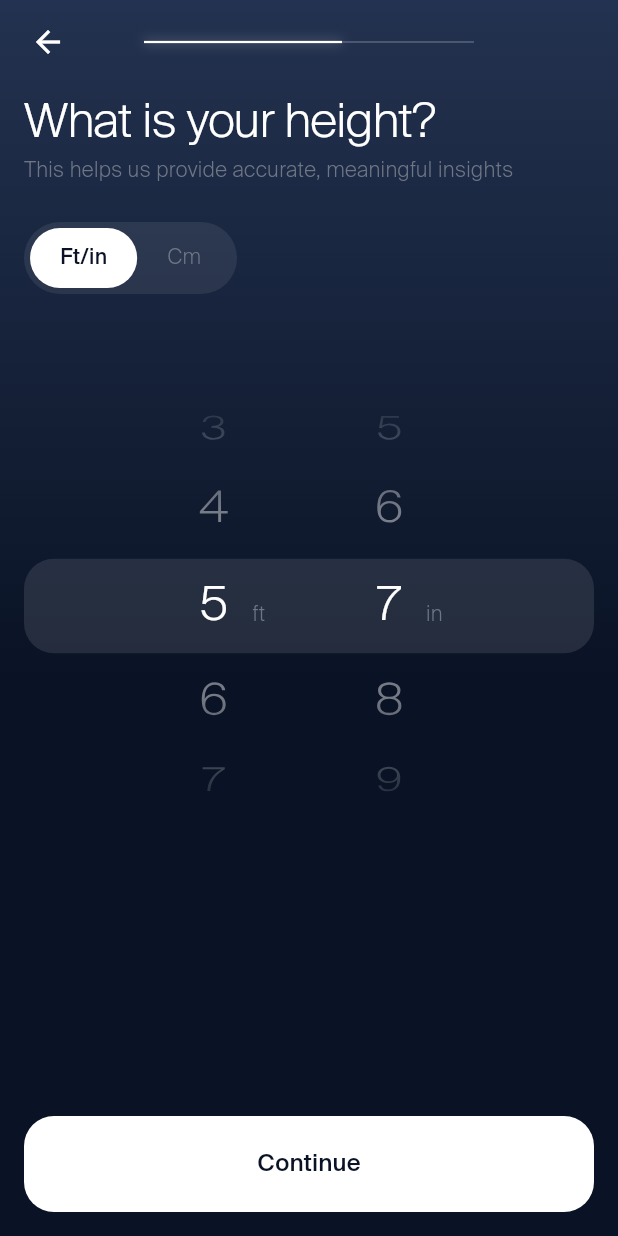
After one commit to inesachour/senbiosys_test, a Flutter app: the _HeightView screen opened directly, on a phone screen of 412 x 824 dp. The commit adds this screen. Run offline on Flutter 3.47's test engine with Material 3 defaults, Android fonts, the phone set to English and light mode, and no system bars.

Commit message:
Add height screen with unit toggle and picker wheels

```diff
--- a/lib/core/theme/app_colors.dart
+++ b/lib/core/theme/app_colors.dart
@@ -14,6 +14,9 @@ class AppColors {
   static const Color success = Color(0xFF5FAE8E);
   static const Color requirementText = Color(0xCCFFFFFF);
 
+  static const Color pickerHighlight = Color(0x1AFFFFFF);
+  static const Color progressTrack = Color(0x40FFFFFF);
+
   static const LinearGradient screenGradient = LinearGradient(
     begin: Alignment.topCenter,
     end: Alignment.bottomCenter,
--- a/lib/core/theme/app_text_styles.dart
+++ b/lib/core/theme/app_text_styles.dart
@@ -91,4 +91,39 @@ class AppTextStyles {
     height: 1.33,
     color: AppColors.secondaryText,
   );
+
+  static const TextStyle pickerSelected = TextStyle(
+    fontFamily: AppFonts.suisse,
+    fontSize: 32,
+    fontWeight: FontWeight.w300,
+    color: AppColors.white,
+  );
+
+  static const TextStyle pickerItem = TextStyle(
+    fontFamily: AppFonts.suisse,
+    fontSize: 32,
+    fontWeight: FontWeight.w300,
+    color: AppColors.requirementText,
+  );
+
+  static const TextStyle pickerUnit = TextStyle(
+    fontFamily: AppFonts.suisse,
+    fontSize: 14,
+    fontWeight: FontWeight.w300,
+    color: AppColors.secondaryText,
+  );
+
+  static const TextStyle segmentSelected = TextStyle(
+    fontFamily: AppFonts.suisse,
+    fontSize: 14,
+    fontWeight: FontWeight.w500,
+    color: AppColors.bgPrimary,
+  );
+
+  static const TextStyle segmentIdle = TextStyle(
+    fontFamily: AppFonts.suisse,
+    fontSize: 14,
+    fontWeight: FontWeight.w300,
+    color: AppColors.secondaryText,
+  );
 }
--- /dev/null
+++ b/lib/features/register/providers/height_provider.dart
@@ -0,0 +1,58 @@
+import 'package:flutter/foundation.dart';
+
+enum HeightUnit { feetInches, centimeters }
+
+class HeightProvider extends ChangeNotifier {
+  static const int minFeet = 2;
+  static const int maxFeet = 8;
+  static const int minCm = 100;
+  static const int maxCm = 250;
+
+  static final List<int> feetValues = List.generate(
+    maxFeet - minFeet + 1,
+    (i) => minFeet + i,
+  );
+  static final List<int> inchValues = List.generate(12, (i) => i);
+  static final List<int> cmValues = List.generate(
+    maxCm - minCm + 1,
+    (i) => minCm + i,
+  );
+
+  HeightUnit _unit = HeightUnit.feetInches;
+  int _feet = 5;
+  int _inches = 7;
+  int _cm = 170;
+
+  HeightUnit get unit => _unit;
+  int get feet => _feet;
+  int get inches => _inches;
+  int get cm => _cm;
+
+  void setUnit(HeightUnit unit) {
+    if (unit == _unit) return;
+    if (unit == HeightUnit.centimeters) {
+      _cm = ((_feet * 12 + _inches) * 2.54).round().clamp(minCm, maxCm);
+    } else {
+      final totalInches = (_cm / 2.54).round();
+      _feet = (totalInches ~/ 12).clamp(minFeet, maxFeet);
+      _inches = totalInches % 12;
+    }
+    _unit = unit;
+    notifyListeners();
+  }
+
+  void setFeet(int value) {
+    _feet = value;
+    notifyListeners();
+  }
+
+  void setInches(int value) {
+    _inches = value;
+    notifyListeners();
+  }
+
+  void setCm(int value) {
+    _cm = value;
+    notifyListeners();
+  }
+}
--- a/lib/features/register/screens/birth_date_screen.dart
+++ b/lib/features/register/screens/birth_date_screen.dart
@@ -4,6 +4,7 @@ import 'package:provider/provider.dart';
 import 'package:senbiosys_test/core/theme/app_colors.dart';
 import 'package:senbiosys_test/core/theme/app_text_styles.dart';
 import 'package:senbiosys_test/features/register/providers/register_provider.dart';
+import 'package:senbiosys_test/features/register/screens/height_screen.dart';
 import 'package:senbiosys_test/shared/widgets/app_button.dart';
 import 'package:senbiosys_test/shared/widgets/app_text_field.dart';
 
@@ -123,9 +124,11 @@ class _BirthDateScreenState extends State<BirthDateScreen> {
                 AppButton(
                   label: 'Continue',
                   onPressed: register.isBirthDateValid
-                      ? () {
-                          // TODO: navigate to the next register screen
-                        }
+                      ? () => Navigator.of(context).push(
+                          MaterialPageRoute(
+                            builder: (_) => const HeightScreen(),
+                          ),
+                        )
                       : null,
                 ),
                 const SizedBox(height: 16),
--- /dev/null
+++ b/lib/features/register/screens/height_screen.dart
@@ -0,0 +1,177 @@
+import 'package:flutter/material.dart';
+import 'package:provider/provider.dart';
+import 'package:senbiosys_test/core/theme/app_colors.dart';
+import 'package:senbiosys_test/core/theme/app_text_styles.dart';
+import 'package:senbiosys_test/features/register/providers/height_provider.dart';
+import 'package:senbiosys_test/shared/widgets/app_button.dart';
+import 'package:senbiosys_test/shared/widgets/picker_wheel.dart';
+import 'package:senbiosys_test/shared/widgets/segmented_toggle.dart';
+import 'package:senbiosys_test/shared/widgets/step_progress_bar.dart';
+
+class HeightScreen extends StatelessWidget {
+  const HeightScreen({super.key});
+
+  @override
+  Widget build(BuildContext context) {
+    return ChangeNotifierProvider(
+      create: (_) => HeightProvider(),
+      child: const _HeightView(),
+    );
+  }
+}
+
+class _HeightView extends StatelessWidget {
+  const _HeightView();
+
+  static const double _progress = 0.6;
+  static const double _wheelHeight = 300;
+  static const double _columnWidth = 117;
+
+  List<String> _labels(List<int> values) => values.map((v) => '$v').toList();
+
+  Widget _buildWheels(HeightProvider height) {
+    if (height.unit == HeightUnit.centimeters) {
+      return PickerWheel(
+        key: const ValueKey('cm'),
+        labels: _labels(HeightProvider.cmValues),
+        selectedIndex: height.cm - HeightProvider.minCm,
+        unit: 'cm',
+        onSelectedItemChanged: (i) => height.setCm(HeightProvider.minCm + i),
+      );
+    }
+
+    return Padding(
+      padding: const EdgeInsets.only(right: 10),
+      child: Row(
+        mainAxisAlignment: MainAxisAlignment.center,
+        children: [
+          SizedBox(
+            width: _columnWidth,
+            child: PickerWheel(
+              key: const ValueKey('ft'),
+              labels: _labels(HeightProvider.feetValues),
+              selectedIndex: height.feet - HeightProvider.minFeet,
+              unit: 'ft',
+              onSelectedItemChanged: (i) =>
+                  height.setFeet(HeightProvider.minFeet + i),
+            ),
+          ),
+          SizedBox(
+            width: _columnWidth,
+            child: PickerWheel(
+              key: const ValueKey('in'),
+              labels: _labels(HeightProvider.inchValues),
+              selectedIndex: height.inches,
+              unit: 'in',
+              onSelectedItemChanged: height.setInches,
+            ),
+          ),
+        ],
+      ),
+    );
+  }
+
+  @override
+  Widget build(BuildContext context) {
+    final height = context.watch<HeightProvider>();
+
+    return Scaffold(
+      body: DecoratedBox(
+        decoration: const BoxDecoration(gradient: AppColors.screenGradient),
+        child: SafeArea(
+          child: Padding(
+            padding: const EdgeInsets.symmetric(horizontal: 16),
+            child: Column(
+              crossAxisAlignment: CrossAxisAlignment.start,
+              children: [
+                SizedBox(
+                  height: kToolbarHeight,
+                  child: Stack(
+                    children: [
+                      Align(
+                        alignment: Alignment.centerLeft,
+                        child: IconButton(
+                          onPressed: () => Navigator.of(context).maybePop(),
+                          padding: EdgeInsets.zero,
+                          alignment: Alignment.centerLeft,
+                          icon: const Icon(
+                            Icons.arrow_back,
+                            color: AppColors.white,
+                          ),
+                        ),
+                      ),
+                      const Center(
+                        child: SizedBox(
+                          width: 220,
+                          child: StepProgressBar(progress: _progress),
+                        ),
+                      ),
+                    ],
+                  ),
+                ),
+                const SizedBox(height: 8),
+                const Text(
+                  'What is your height?',
+                  style: AppTextStyles.screenTitle,
+                ),
+                const SizedBox(height: 4),
+                const Text(
+                  'This helps us provide accurate, meaningful insights',
+                  style: AppTextStyles.fieldCaption,
+                ),
+                const SizedBox(height: 24),
+                SegmentedToggle(
+                  labels: const ['Ft/in', 'Cm'],
+                  selectedIndex: height.unit == HeightUnit.feetInches ? 0 : 1,
+                  onChanged: (i) => height.setUnit(
+                    i == 0 ? HeightUnit.feetInches : HeightUnit.centimeters,
+                  ),
+                ),
+                const SizedBox(height: 58),
+                SizedBox(
+                  height: _wheelHeight,
+                  child: Stack(
+                    alignment: Alignment.center,
+                    children: [
+                      Container(
+                        height: 63,
+                        width: double.infinity,
+                        decoration: BoxDecoration(
+                          color: AppColors.pickerHighlight,
+                          borderRadius: BorderRadius.circular(20),
+                        ),
+                      ),
+                      ShaderMask(
+                        blendMode: BlendMode.dstIn,
+                        shaderCallback: (rect) => const LinearGradient(
+                          begin: Alignment.topCenter,
+                          end: Alignment.bottomCenter,
+                          colors: [
+                            Colors.transparent,
+                            Colors.black,
+                            Colors.black,
+                            Colors.transparent,
+                          ],
+                          stops: [0.0, 0.3, 0.7, 1.0],
+                        ).createShader(rect),
+                        child: _buildWheels(height),
+                      ),
+                    ],
+                  ),
+                ),
+                const Spacer(),
+                AppButton(
+                  label: 'Continue',
+                  onPressed: () {
+                    // TODO: navigate to the next screen
+                  },
+                ),
+                const SizedBox(height: 16),
+              ],
+            ),
+          ),
+        ),
+      ),
+    );
+  }
+}
--- /dev/null
+++ b/lib/shared/widgets/picker_wheel.dart
@@ -0,0 +1,76 @@
+import 'package:flutter/material.dart';
+import 'package:senbiosys_test/core/theme/app_text_styles.dart';
+
+class PickerWheel extends StatefulWidget {
+  const PickerWheel({
+    super.key,
+    required this.labels,
+    required this.selectedIndex,
+    required this.unit,
+    required this.onSelectedItemChanged,
+  });
+
+  final List<String> labels;
+  final int selectedIndex;
+  final String unit;
+  final ValueChanged<int> onSelectedItemChanged;
+
+  @override
+  State<PickerWheel> createState() => _PickerWheelState();
+}
+
+class _PickerWheelState extends State<PickerWheel> {
+  late final FixedExtentScrollController _controller;
+
+  @override
+  void initState() {
+    super.initState();
+    _controller = FixedExtentScrollController(
+      initialItem: widget.selectedIndex,
+    );
+  }
+
+  @override
+  void dispose() {
+    _controller.dispose();
+    super.dispose();
+  }
+
+  Widget _buildItem(int index) {
+    final selected = index == widget.selectedIndex;
+    return Stack(
+      alignment: Alignment.center,
+      clipBehavior: Clip.none,
+      children: [
+        Text(
+          widget.labels[index],
+          style: selected
+              ? AppTextStyles.pickerSelected
+              : AppTextStyles.pickerItem,
+        ),
+        if (selected)
+          Transform.translate(
+            offset: const Offset(30, 6),
+            child: Text(widget.unit, style: AppTextStyles.pickerUnit),
+          ),
+      ],
+    );
+  }
+
+  @override
+  Widget build(BuildContext context) {
+    return ListWheelScrollView.useDelegate(
+      controller: _controller,
+      itemExtent: 63,
+      diameterRatio: 1.9,
+      perspective: 0.003,
+      overAndUnderCenterOpacity: 0.55,
+      physics: const FixedExtentScrollPhysics(),
+      onSelectedItemChanged: widget.onSelectedItemChanged,
+      childDelegate: ListWheelChildBuilderDelegate(
+        childCount: widget.labels.length,
+        builder: (context, index) => _buildItem(index),
+      ),
+    );
+  }
+}
--- /dev/null
+++ b/lib/shared/widgets/segmented_toggle.dart
@@ -0,0 +1,55 @@
+import 'package:flutter/material.dart';
+import 'package:senbiosys_test/core/theme/app_colors.dart';
+import 'package:senbiosys_test/core/theme/app_text_styles.dart';
+
+class SegmentedToggle extends StatelessWidget {
+  const SegmentedToggle({
+    super.key,
+    required this.labels,
+    required this.selectedIndex,
+    required this.onChanged,
+  });
+
+  final List<String> labels;
+  final int selectedIndex;
+  final ValueChanged<int> onChanged;
+
+  @override
+  Widget build(BuildContext context) {
+    return Container(
+      padding: const EdgeInsets.all(4),
+      decoration: BoxDecoration(
+        color: AppColors.fieldFill,
+        borderRadius: BorderRadius.circular(24),
+      ),
+      child: Row(
+        mainAxisSize: MainAxisSize.min,
+        children: [
+          for (var i = 0; i < labels.length; i++)
+            GestureDetector(
+              onTap: () => onChanged(i),
+              behavior: HitTestBehavior.opaque,
+              child: AnimatedContainer(
+                duration: const Duration(milliseconds: 200),
+                height: 40,
+                padding: const EdgeInsets.symmetric(horizontal: 20),
+                alignment: Alignment.center,
+                decoration: BoxDecoration(
+                  color: i == selectedIndex
+                      ? AppColors.white
+                      : Colors.transparent,
+                  borderRadius: BorderRadius.circular(20),
+                ),
+                child: Text(
+                  labels[i],
+                  style: i == selectedIndex
+                      ? AppTextStyles.segmentSelected
+                      : AppTextStyles.segmentIdle,
+                ),
+              ),
+            ),
+        ],
+      ),
+    );
+  }
+}
--- /dev/null
+++ b/lib/shared/widgets/step_progress_bar.dart
@@ -0,0 +1,31 @@
+import 'package:flutter/material.dart';
+import 'package:senbiosys_test/core/theme/app_colors.dart';
+
+class StepProgressBar extends StatelessWidget {
+  const StepProgressBar({super.key, required this.progress});
+
+  final double progress;
+
+  @override
+  Widget build(BuildContext context) {
+    return SizedBox(
+      height: 4,
+      child: Stack(
+        alignment: Alignment.centerLeft,
+        children: [
+          Container(height: 1, color: AppColors.progressTrack),
+          FractionallySizedBox(
+            widthFactor: progress.clamp(0.0, 1.0),
+            child: Container(
+              height: 1.5,
+              decoration: const BoxDecoration(
+                color: AppColors.white,
+                boxShadow: [BoxShadow(color: Color(0x80FFFFFF), blurRadius: 6)],
+              ),
+            ),
+          ),
+        ],
+      ),
+    );
+  }
+}
```
